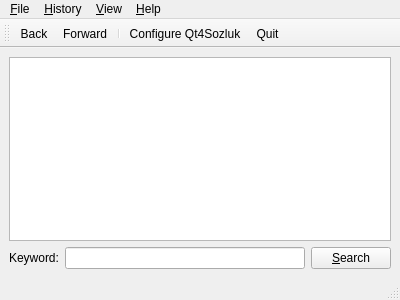
Old version of the form ui/mainwindow.ui in the repository jnmbk/boncuk.
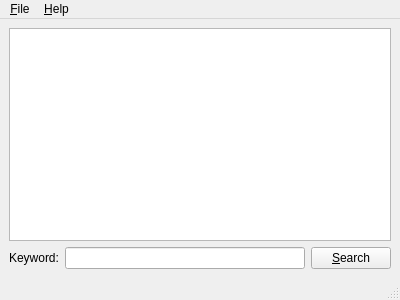
New version of the form. Icons and pictures are not drawn.

Commit message: take back changes for back-forward buttons

Patch:
```diff
--- a/ui/mainwindow.ui
+++ b/ui/mainwindow.ui
@@ -80,42 +80,10 @@
     <addaction name="actionAbout_Qt4Sozluk" />
     <addaction name="actionAbout_Qt" />
    </widget>
-   <widget class="QMenu" name="menu_View" >
-    <property name="title" >
-     <string>&amp;View</string>
-    </property>
-    <addaction name="actionShow_Toolbar" />
-    <addaction name="actionShow_Search_Button" />
-   </widget>
-   <widget class="QMenu" name="menuNavigation" >
-    <property name="title" >
-     <string>&amp;History</string>
-    </property>
-    <addaction name="actionBack" />
-    <addaction name="actionForward" />
-   </widget>
    <addaction name="menuFile" />
-   <addaction name="menuNavigation" />
-   <addaction name="menu_View" />
    <addaction name="menuHelp" />
   </widget>
   <widget class="QStatusBar" name="statusbar" />
-  <widget class="QToolBar" name="toolBar" >
-   <property name="windowTitle" >
-    <string>Toolbar</string>
-   </property>
-   <attribute name="toolBarArea" >
-    <enum>TopToolBarArea</enum>
-   </attribute>
-   <attribute name="toolBarBreak" >
-    <bool>false</bool>
-   </attribute>
-   <addaction name="actionBack" />
-   <addaction name="actionForward" />
-   <addaction name="separator" />
-   <addaction name="actionConfigure" />
-   <addaction name="actionQuit" />
-  </widget>
   <action name="actionHelp" >
    <property name="text" >
     <string>&amp;Index</string>
@@ -156,28 +124,6 @@
     <string>&amp;Configure Qt4Sozluk...</string>
    </property>
   </action>
-  <action name="actionBack" >
-   <property name="icon" >
-    <iconset resource="../resources/qt4sozluk.qrc" >:/back.png</iconset>
-   </property>
-   <property name="text" >
-    <string>&amp;Back</string>
-   </property>
-   <property name="shortcut" >
-    <string>Alt+Left</string>
-   </property>
-  </action>
-  <action name="actionForward" >
-   <property name="icon" >
-    <iconset resource="../resources/qt4sozluk.qrc" >:/forward.png</iconset>
-   </property>
-   <property name="text" >
-    <string>&amp;Forward</string>
-   </property>
-   <property name="shortcut" >
-    <string>Alt+Right</string>
-   </property>
-  </action>
   <action name="actionShow_Toolbar" >
    <property name="checkable" >
     <bool>true</bool>
```
The commit also changes 3 other files.
